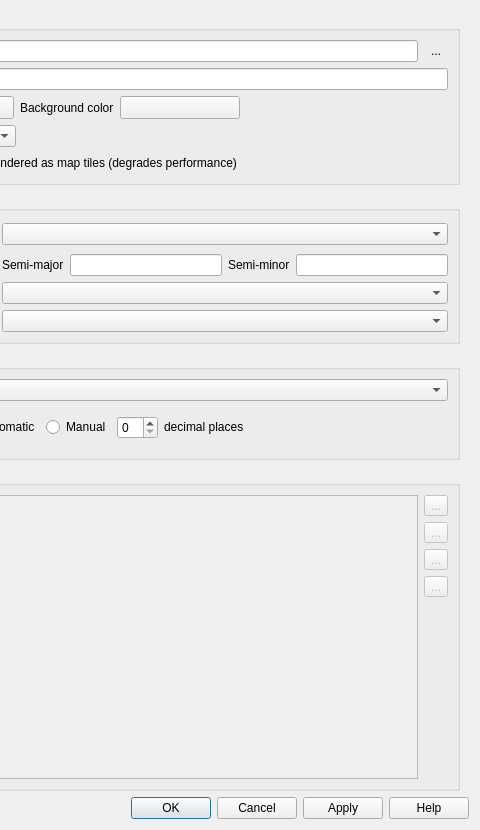
Old version of the form src/ui/qgsprojectpropertiesbase.ui in the repository qgis/QGIS; both pictures show x 377 to 857 and y 0 to 830 of the 857 by 830 pixel window.
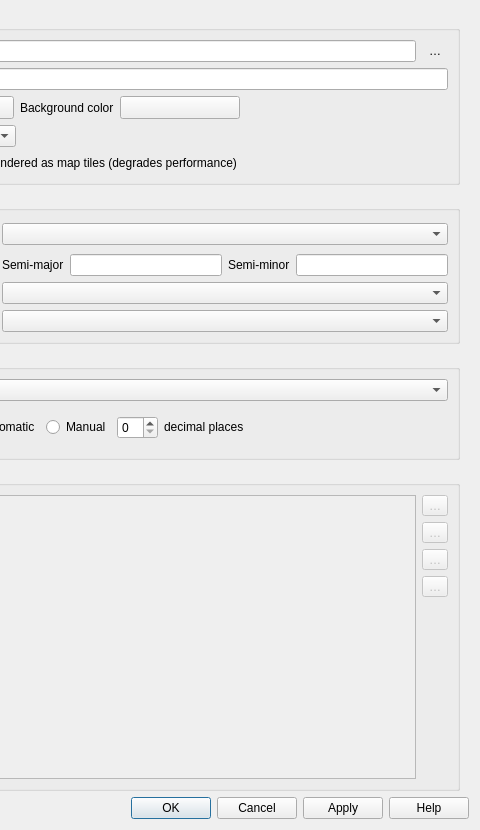
New version of the form. Icons and pictures are not drawn. Custom widgets are drawn as their Qt base class.

```diff
--- a/src/ui/qgsprojectpropertiesbase.ui
+++ b/src/ui/qgsprojectpropertiesbase.ui
@@ -473,7 +473,7 @@
                        <string>Open folder containing the project</string>
                       </property>
                       <property name="text">
-                       <string>...</string>
+                       <string>…</string>
                       </property>
                       <property name="icon">
                        <iconset resource="../../images/images.qrc">
@@ -665,7 +665,7 @@
                     <item>
                      <widget class="QToolButton" name="pbnAddScale">
                       <property name="text">
-                       <string>...</string>
+                       <string>…</string>
                       </property>
                       <property name="icon">
                        <iconset resource="../../images/images.qrc">
@@ -676,7 +676,7 @@
                     <item>
                      <widget class="QToolButton" name="pbnRemoveScale">
                       <property name="text">
-                       <string>...</string>
+                       <string>…</string>
                       </property>
                       <property name="icon">
                        <iconset resource="../../images/images.qrc">
@@ -687,7 +687,7 @@
                     <item>
                      <widget class="QToolButton" name="pbnImportScales">
                       <property name="text">
-                       <string>...</string>
+                       <string>…</string>
                       </property>
                       <property name="icon">
                        <iconset resource="../../images/images.qrc">
@@ -698,7 +698,7 @@
                     <item>
                      <widget class="QToolButton" name="pbnExportScales">
                       <property name="text">
-                       <string>...</string>
+                       <string>…</string>
                       </property>
                       <property name="icon">
                        <iconset resource="../../images/images.qrc">
```
Left out of the diff: 8 changed lines with no effect on the pictures.
